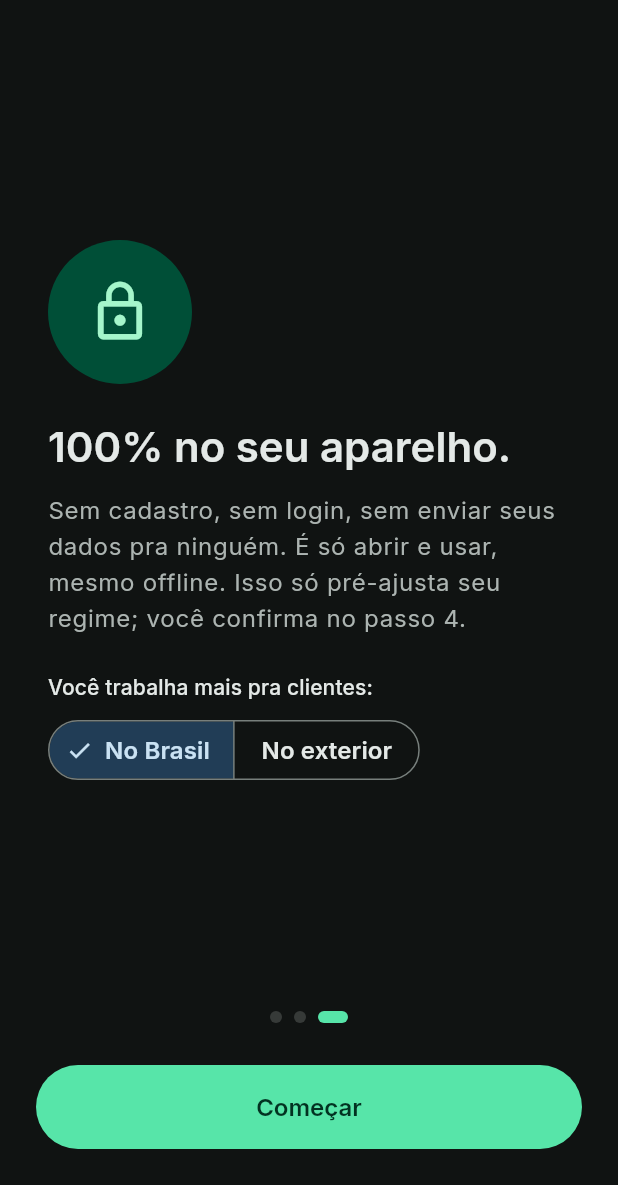
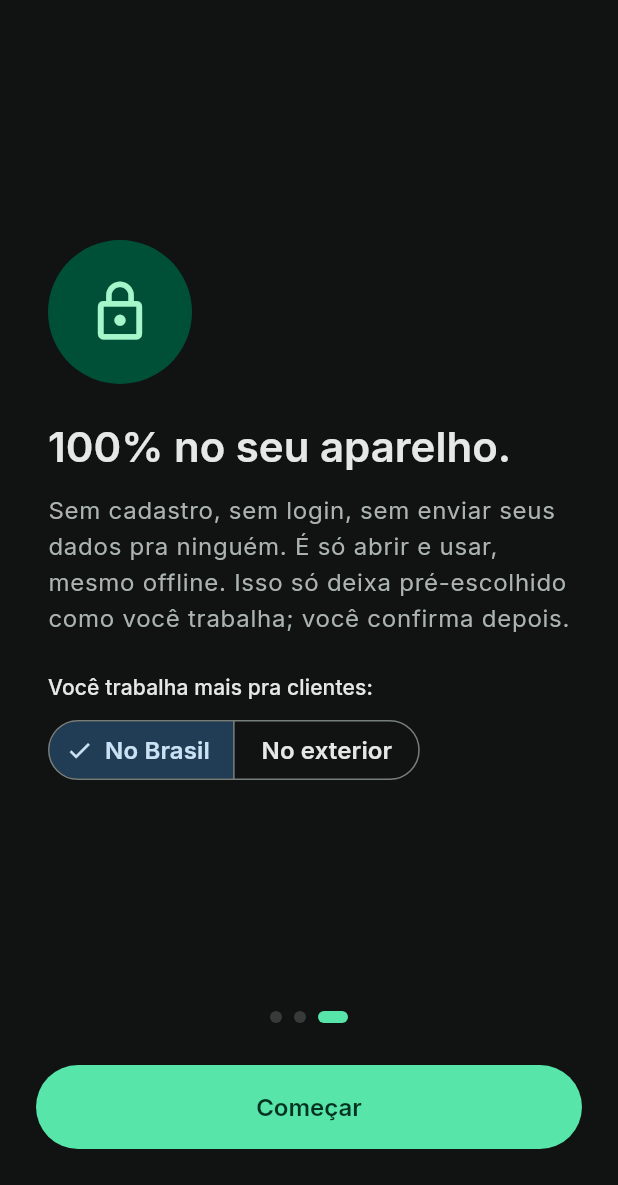
Before and after one commit to 4yu-apps/quanto-cobro, a Flutter app: the screen it shows after launch, swiped to page 3, on a phone screen of 412 x 824 dp, the part 51-1236 px from its top. Run offline on Flutter 3.47's test engine with Material 3 defaults, Android fonts, the phone set to English and light mode, and no system bars; our stand-ins replace file_picker, flutter_riverpod, go_router, share_plus, shared_preferences.

Commit message:
feat(copy): linguagem pro leigo no fluxo de imposto (auditoria Bruno/Marta)
- Passo 4: cada regime se explica sozinho + link 'Não sei qual sou eu' (guia)
- 'gross-up' -> 'imposto já embutido' no resultado
- Onboarding: 'Leão (o imposto)' na 1a menção; tira 'pré-ajusta seu regime'
- Custos: 'Pró-labore (seu salário)' e 'Equipamento (parcela no mês)'

```diff
--- a/lib/core/model/custo.dart
+++ b/lib/core/model/custo.dart
@@ -54,7 +54,7 @@ class CostChip {
     CostChip(id: 'equip', label: 'Equipamento', icon: 'devices', sugg: 150),
     CostChip(
       id: 'prolabore',
-      label: 'Pró-labore',
+      label: 'Pró-labore (seu salário)',
       icon: 'account_balance',
       sugg: 0,
     ),
--- a/lib/core/model/perfil.dart
+++ b/lib/core/model/perfil.dart
@@ -62,7 +62,7 @@ class Perfil {
         custos: const <Custo>[
           Custo(id: 'software', label: 'Software/ferramentas', valor: 120),
           Custo(id: 'internet', label: 'Internet/telefone', valor: 100),
-          Custo(id: 'equip', label: 'Equipamento (rateio)', valor: 150),
+          Custo(id: 'equip', label: 'Equipamento (parcela no mês)', valor: 150),
           Custo(id: 'contador', label: 'Contador', valor: 200),
           Custo(id: 'coworking', label: 'Coworking', valor: 280),
         ],
--- a/lib/core/model/regime.dart
+++ b/lib/core/model/regime.dart
@@ -31,28 +31,28 @@ class Regime {
     RegimeId.mei: Regime(
       id: RegimeId.mei,
       label: 'Sou MEI',
-      sub: 'DAS fixo mensal — não é % do que você fatura',
+      sub: 'Você abriu MEI: paga o DAS (boleto fixo mensal), não uma % do que fatura.',
       kind: TaxKind.fixoMensal,
       tag: 'MEI',
     ),
     RegimeId.cpf: Regime(
       id: RegimeId.cpf,
       label: 'Autônomo (CPF)',
-      sub: 'Carnê-leão + INSS, pela sua faixa de renda',
+      sub: 'Você trabalha por conta, sem abrir empresa. Imposto pela sua faixa de renda + INSS.',
       kind: TaxKind.progressivo,
       tag: 'Autônomo',
     ),
     RegimeId.simples: Regime(
       id: RegimeId.simples,
       label: 'Tenho empresa no Simples',
-      sub: 'Alíquota efetiva pela sua faixa',
+      sub: 'Você tem empresa no Simples Nacional. Alíquota efetiva pela sua faixa.',
       kind: TaxKind.faixasSimples,
       tag: 'Simples',
     ),
     RegimeId.intl: Regime(
       id: RegimeId.intl,
       label: 'Não sei / cliente no exterior',
-      sub: 'Reserva de segurança de 25% a 30%',
+      sub: 'Não faz ideia, ou recebe de fora? Guarda uma reserva de segurança de 25% a 30%.',
       kind: TaxKind.flat,
       tag: 'Internacional',
     ),
--- a/lib/features/onboarding/onboarding_screen.dart
+++ b/lib/features/onboarding/onboarding_screen.dart
@@ -161,7 +161,7 @@ class _OnboardingScreenState extends ConsumerState<OnboardingScreen> {
     icon: Icons.savings_outlined,
     title: 'Pare de trabalhar de graça.',
     body:
-        'Descubra quanto cobrar por hora, quanto guardar pro Leão e quanto realmente sobra.',
+        'Descubra quanto cobrar por hora, quanto guardar pro Leão (o imposto) e quanto realmente sobra.',
   );
 
   String _pageTitle(int page) => switch (page) {
@@ -203,7 +203,7 @@ class _OnboardingScreenState extends ConsumerState<OnboardingScreen> {
     icon: Icons.lock_outline,
     title: '100% no seu aparelho.',
     body:
-        'Sem cadastro, sem login, sem enviar seus dados pra ninguém. É só abrir e usar, mesmo offline. Isso só pré-ajusta seu regime; você confirma no passo 4.',
+        'Sem cadastro, sem login, sem enviar seus dados pra ninguém. É só abrir e usar, mesmo offline. Isso só deixa pré-escolhido como você trabalha; você confirma depois.',
     extra: Column(
       crossAxisAlignment: CrossAxisAlignment.start,
       children: <Widget>[
--- a/lib/features/resultado/resultado_screen.dart
+++ b/lib/features/resultado/resultado_screen.dart
@@ -393,7 +393,7 @@ class _ResultadoScreenState extends ConsumerState<ResultadoScreen> {
           apoio: r.reservaPct < 25
               ? 'Sua alíquota efetiva (INSS + IRPF). A tabela fala em até 27,5%, '
                     'mas com a sua renda o Leão leva bem menos.'
-              : 'Sua alíquota efetiva: INSS (20%) + IRPF pela sua faixa, já no gross-up.',
+              : 'Sua alíquota efetiva: INSS (20%) + IRPF pela sua faixa, com o imposto já embutido.',
         );
       case RegimeId.simples:
         return _reservePct(
```
Also changed, not shown: lib/features/calc/calc_screen.dart (+10 -1 lines).
